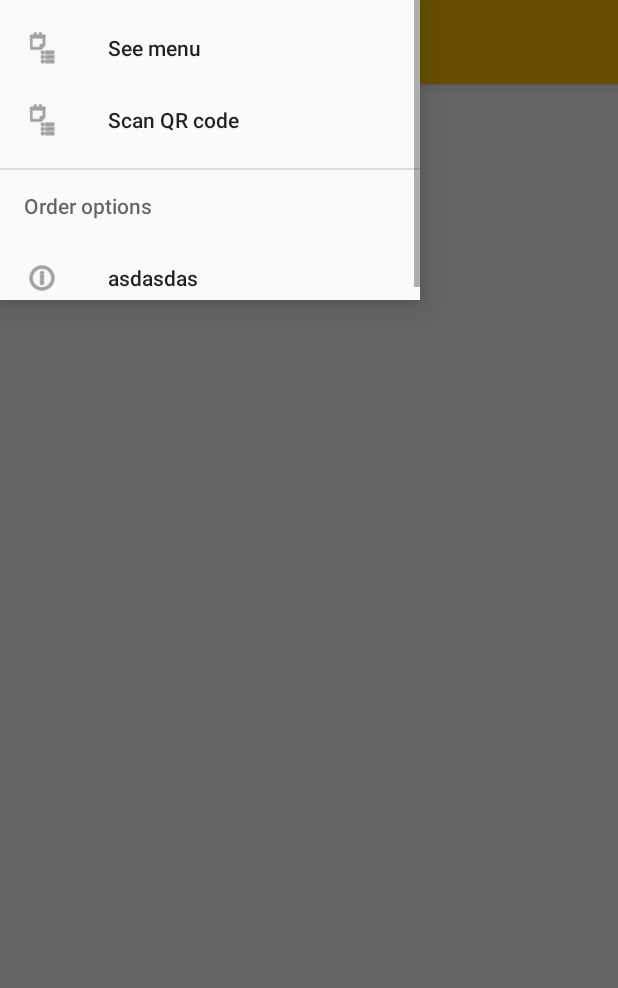
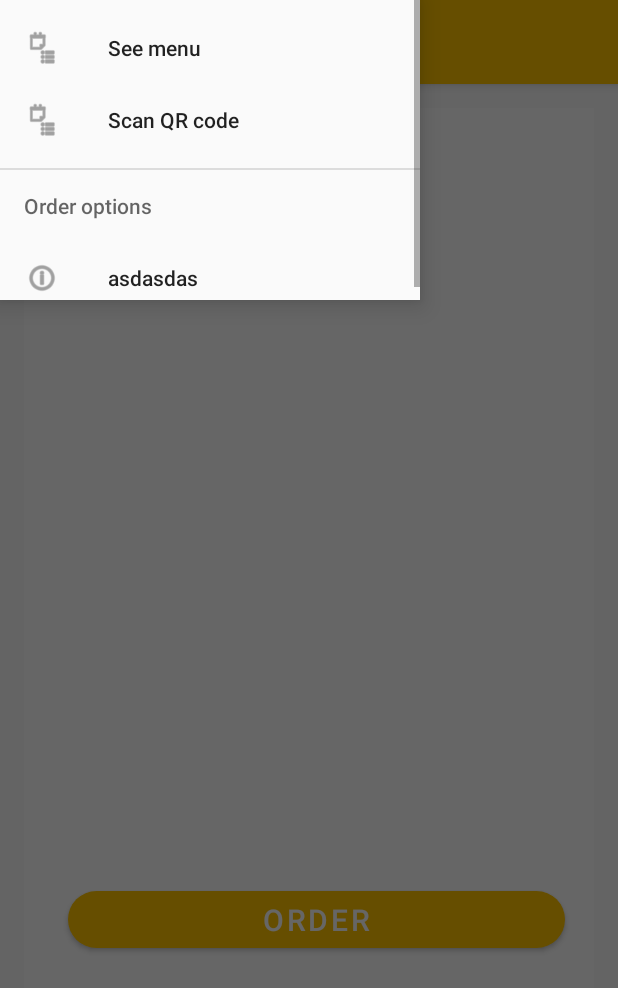
Before and after one commit to AIR-FOI-HR/AIR1925, an Android app: the OrderingModulActivity screen opened directly, with no data from a screen before it, with the side drawer open, on a phone screen of 412 x 824 dp. Shown: the top 988 px of the screen. Run offline under Robolectric (Android 15) with nearby library versions, the phone set to English and light mode, and no system bars; our stand-ins replace Firebase (no records; nobody signed in at launch, a user with empty details on screens opened directly), Picasso.

Commit message:
Spajanje funkcionalnosti prikazivanja menija za gosta sa modularnim kotejnerom.

```diff
--- a/app/src/main/AndroidManifest.xml
+++ b/app/src/main/AndroidManifest.xml
@@ -15,12 +15,12 @@
         android:roundIcon="@mipmap/ready_steasy_eat_icon"
         android:supportsRtl="true"
         android:theme="@style/AppTheme">
-        <activity android:name="foi.air.rse.Controllers.guest.restaurants.OrderingModulActivity"></activity>
+        <activity android:name="foi.air.rse.Controllers.guest.restaurants.modular.OrderingModulActivity"></activity>
         <activity
             android:name="foi.air.rse.Controllers.guest.restaurants.RestaurantProfileActivity1"
             android:label="@string/title_activity_restaurant_profile1"
             android:theme="@style/AppTheme.NoActionBar" />
-        <activity android:name="foi.air.rse.Controllers.guest.restaurants.RestaurantProfileActivity" />
+        <activity android:name="foi.air.rse.Controllers.guest.restaurants.modular.RestaurantProfileActivity" />
         <activity android:name="foi.air.rse.Controllers.restaurant.menu.ManuRestaurantEditActivity" />
         <activity android:name="foi.air.rse.Controllers.restaurant.menu.MenuRestaurantAddActivity" />
         <activity android:name="foi.air.rse.Controllers.restaurant.auth.SignUpActivity" />
--- a/app/src/main/java/foi/air/rse/Controllers/guest/restaurants/RestaurantFragmentList.java
+++ b/app/src/main/java/foi/air/rse/Controllers/guest/restaurants/RestaurantFragmentList.java
@@ -14,6 +14,8 @@ import androidx.recyclerview.widget.LinearLayoutManager;
 import androidx.recyclerview.widget.RecyclerView;
 
 import com.example.readysteadyeat.R;
+
+import foi.air.rse.Controllers.guest.restaurants.modular.RestaurantProfileActivity;
 import foi.air.rse.Model.Restaurant;
 import com.firebase.ui.database.FirebaseRecyclerAdapter;
 import com.firebase.ui.database.FirebaseRecyclerOptions;
--- a/app/src/main/java/foi/air/rse/Controllers/guest/restaurants/DataManager.java
+++ b/app/src/main/java/foi/air/rse/Controllers/guest/restaurants/helperClasses/DataManager.java
@@ -1,9 +1,6 @@
-package foi.air.rse.Controllers.guest.restaurants;
+package foi.air.rse.Controllers.guest.restaurants.helperClasses;
 
 import com.example.core.NavigationItem;
-
-import java.util.ArrayList;
-
 
 
 public class DataManager {
@@ -23,7 +20,8 @@ public class DataManager {
         return instance;
     }
 
-    public void sendData(final NavigationItem module){
+    public void sendData(final NavigationItem module, String id){
+        module.setData(id);
         /*DataLoader dataLoader;
         if(Store.getAll().isEmpty()){
             System.out.println("Loading web data");
@@ -35,7 +33,7 @@ public class DataManager {
         dataLoader.loadData(new DataLoadedListener() {
             @Override
             public void onDataLoaded(ArrayList<Store> stores, ArrayList<Discount> discounts) {
-                module.setData(stores, discounts);
+
             }
         });*/
     }
--- a/app/src/main/java/foi/air/rse/Controllers/guest/restaurants/NavigationManager.java
+++ b/app/src/main/java/foi/air/rse/Controllers/guest/restaurants/helperClasses/NavigationManager.java
@@ -1,4 +1,4 @@
-package foi.air.rse.Controllers.guest.restaurants;
+package foi.air.rse.Controllers.guest.restaurants.helperClasses;
 
 
 import android.view.MenuItem;
@@ -18,6 +18,7 @@ import com.google.android.material.navigation.NavigationView;
 import java.util.ArrayList;
 import java.util.List;
 
+import foi.air.rse.Controllers.guest.restaurants.modular.RestaurantMenuFragment;
 
 
 public class NavigationManager {
@@ -34,12 +35,13 @@ public class NavigationManager {
     private NavigationView navigationView;
     private DrawerLayout drawerLayout;
     private int dynamicGroupId;
+    String restaurantID;
 
     private NavigationManager()
     {
         //modularnsot
         navigationItems = new ArrayList<>();
-        navigationItems.add(new RestaurantDishList());
+        navigationItems.add(new RestaurantMenuFragment());
         navigationItems.add(new qrScanning());
     }
 
@@ -49,6 +51,10 @@ public class NavigationManager {
             instance = new NavigationManager();
 
         return instance;
+    }
+
+    public void sendData(String restaurantId){
+        restaurantID = restaurantId;
     }
 
     public void setDrawerDependencies(
@@ -90,7 +96,7 @@ public class NavigationManager {
                 .replace(R.id.fragment_container, module.getFragment())
                 .setTransition(FragmentTransaction.TRANSIT_FRAGMENT_OPEN)
                 .commit();
-        DataManager.getInstance().sendData(module);
+        DataManager.getInstance().sendData(module, restaurantID);
     }
 
     public void selectNavigationItem(MenuItem menuItem) {
--- a/app/src/main/java/foi/air/rse/Controllers/guest/restaurants/OrderingModulActivity.java
+++ b/app/src/main/java/foi/air/rse/Controllers/guest/restaurants/modular/OrderingModulActivity.java
@@ -1,4 +1,4 @@
-package foi.air.rse.Controllers.guest.restaurants;
+package foi.air.rse.Controllers.guest.restaurants.modular;
 
 import androidx.annotation.NonNull;
 import androidx.appcompat.app.ActionBarDrawerToggle;
@@ -16,6 +16,8 @@ import android.view.View;
 import com.example.readysteadyeat.R;
 import com.google.android.material.navigation.NavigationView;
 
+import foi.air.rse.Controllers.guest.restaurants.helperClasses.NavigationManager;
+
 public class OrderingModulActivity extends AppCompatActivity implements SharedPreferences.OnSharedPreferenceChangeListener, NavigationView.OnNavigationItemSelectedListener, FragmentManager.OnBackStackChangedListener{
 
     //private Util util = new Util();
@@ -23,11 +25,20 @@ public class OrderingModulActivity extends AppCompatActivity implements SharedPr
     DrawerLayout drawerLayout;
     ActionBarDrawerToggle drawerToggle;
     NavigationView navigationView;
+    String s;
+
+    String selectedRestaurant;
+
+    /*public OrderingModulActivity(String SelectedRestaurant) {
+        selectedRestaurant = SelectedRestaurant;
+    }*/
 
     @Override
     protected void onCreate(Bundle savedInstanceState) {
         super.onCreate(savedInstanceState);
         setContentView(R.layout.activity_ordering_modul);
+
+        s = getIntent().getStringExtra("restaurantId");
 
         initializeLayout();
 
@@ -57,7 +68,7 @@ public class OrderingModulActivity extends AppCompatActivity implements SharedPr
 
     private void initializeNavigationManager() {
         NavigationManager nm = NavigationManager.getInstance();
-
+        nm.sendData(s);
         nm.setDrawerDependencies(
                 this,
                 navigationView,
--- a/app/src/main/java/foi/air/rse/Controllers/guest/restaurants/RestaurantMenuFragment.java
+++ b/app/src/main/java/foi/air/rse/Controllers/guest/restaurants/modular/RestaurantMenuFragment.java
@@ -1,7 +1,9 @@
-package foi.air.rse.Controllers.guest.restaurants;
+package foi.air.rse.Controllers.guest.restaurants.modular;
 
 import android.app.Activity;
+import android.content.Context;
 import android.content.Intent;
+import android.graphics.drawable.Drawable;
 import android.net.Uri;
 import android.os.Bundle;
 import android.text.Editable;
@@ -21,9 +23,11 @@ import androidx.fragment.app.Fragment;
 import androidx.recyclerview.widget.LinearLayoutManager;
 import androidx.recyclerview.widget.RecyclerView;
 
+import com.example.core.NavigationItem;
 import com.example.readysteadyeat.R;
 import com.firebase.ui.database.FirebaseRecyclerAdapter;
 import com.firebase.ui.database.FirebaseRecyclerOptions;
+import com.google.android.material.navigation.NavigationView;
 import com.google.firebase.auth.FirebaseAuth;
 import com.google.firebase.database.DataSnapshot;
 import com.google.firebase.database.DatabaseError;
@@ -34,6 +38,7 @@ import com.squareup.picasso.Picasso;
 
 import java.util.ArrayList;
 
+import foi.air.rse.Controllers.guest.restaurants.DishsViewHolderGuest;
 import foi.air.rse.Controllers.restaurant.menu.DishsViewHolder;
 import foi.air.rse.Controllers.restaurant.menu.ManuRestaurantEditActivity;
 import foi.air.rse.Controllers.restaurant.menu.MenuRestaurantAddActivity;
@@ -41,7 +46,7 @@ import foi.air.rse.Controllers.restaurant.menu.MenuRestaurantFragment;
 import foi.air.rse.Model.Category;
 import foi.air.rse.Model.Dish;
 
-public class RestaurantMenuFragment extends Fragment {
+public class RestaurantMenuFragment extends Fragment implements NavigationItem {
     Spinner spinner;
     private View DishView;
     private RecyclerView dishList;
@@ -57,12 +62,17 @@ public class RestaurantMenuFragment extends Fragment {
     private String currentUserId;
     private String selectedRestaurant;
 
+    String id;
+
     ValueEventListener listener;
     ArrayAdapter<String> adapter;
     ArrayList<String> spinnerDataList;
 
-    public RestaurantMenuFragment(String SelectedRestaurant) {
+    /*public RestaurantMenuFragment(String SelectedRestaurant) {
         selectedRestaurant = SelectedRestaurant;
+    }*/
+
+    public RestaurantMenuFragment() {
     }
 
     public static MenuRestaurantFragment newInstance(String param1, String param2) {
@@ -110,7 +120,7 @@ public class RestaurantMenuFragment extends Fragment {
                     @Override
                     public void onDataChange(@NonNull final DataSnapshot dataSnapshot) {
                         if(dataSnapshot.exists()){
-                            if (dataSnapshot.child("restaurantId").getValue().equals(selectedRestaurant)) {
+                            if (dataSnapshot.child("restaurantId").getValue().equals(id)) {
 
                                 if (dataSnapshot.hasChild("imgUrl")) {
 
@@ -211,4 +221,33 @@ public class RestaurantMenuFragment extends Fragment {
     public void onViewCreated(@NonNull View view, @Nullable Bundle savedInstanceState) {
         super.onViewCreated(view, savedInstanceState);
     }
+
+    @Override
+    public Button getButton(Context context) {
+        return null;
+    }
+
+    @Override
+    public Fragment getFragment() {
+        return this;
+    }
+
+    @Override
+    public String getName(Context context) {
+        return "See menu";
+    }
+
+    @Override
+    public Drawable getIcon(Context context) {
+        return context.getDrawable(android.R.drawable.ic_menu_agenda);
+    }
+
+    @Override
+    public void setData(String id) {
+        this.id = id;
+        tryToDisplayData();
+    }
+
+    private void tryToDisplayData() {
+    }
 }
--- a/app/src/main/res/layout/activity_ordering_modul.xml
+++ b/app/src/main/res/layout/activity_ordering_modul.xml
@@ -6,7 +6,7 @@
     android:layout_width="match_parent"
     android:layout_height="match_parent"
     android:id="@+id/drawer_layout"
-    tools:context="foi.air.rse.Controllers.guest.restaurants.OrderingModulActivity">
+    tools:context="foi.air.rse.Controllers.guest.restaurants.modular.OrderingModulActivity">
 
     <include
         layout="@layout/layout_main"
--- a/app/src/main/res/layout/activity_restaurant_profile.xml
+++ b/app/src/main/res/layout/activity_restaurant_profile.xml
@@ -8,7 +8,7 @@
     xmlns:tools="http://schemas.android.com/tools"
     android:background="#eeeeee"
     android:fitsSystemWindows="true"
-    tools:context="foi.air.rse.Controllers.guest.restaurants.OrderingModulActivity"
+    tools:context="foi.air.rse.Controllers.guest.restaurants.modular.OrderingModulActivity"
     xmlns:app="http://schemas.android.com/apk/res-auto">
 
     <ImageView
--- a/app/src/main/res/layout/content_main.xml
+++ b/app/src/main/res/layout/content_main.xml
@@ -11,7 +11,7 @@
     android:paddingRight="@dimen/activity_horizontal_margin"
     android:paddingTop="@dimen/activity_vertical_margin"
     app:layout_behavior="@string/appbar_scrolling_view_behavior"
-    tools:context="foi.air.rse.Controllers.guest.restaurants.OrderingModulActivity"
+    tools:context="foi.air.rse.Controllers.guest.restaurants.modular.OrderingModulActivity"
     tools:showIn="@layout/layout_main">
 
     <FrameLayout
--- a/app/src/main/res/layout/fragment_restaurant_menu_guestview.xml
+++ b/app/src/main/res/layout/fragment_restaurant_menu_guestview.xml
@@ -6,30 +6,31 @@
     android:layout_width="match_parent"
     android:layout_height="match_parent"
     android:background="@android:color/white"
-    tools:context="foi.air.rse.Controllers.guest.restaurants.RestaurantMenuFragment"
+    tools:context="foi.air.rse.Controllers.guest.restaurants.modular.RestaurantMenuFragment"
     android:id="@+id/restaurant_menu_guestview">
 
     <androidx.recyclerview.widget.RecyclerView
         android:id="@+id/rcvDishListGuest"
         android:layout_width="match_parent"
-        android:layout_height="634dp"
+        android:layout_height="479dp"
         android:layout_alignParentStart="true"
         android:layout_alignParentTop="true"
-        android:layout_marginStart="1dp"
+        android:layout_marginStart="0dp"
         android:layout_marginTop="27dp" />
 
     <com.google.android.material.button.MaterialButton
         android:id="@+id/btnOrder"
-        android:layout_width="181dp"
-        android:layout_height="20dp"
+        android:layout_width="362dp"
+        android:layout_height="wrap_content"
         android:layout_alignParentStart="true"
         android:layout_alignParentTop="true"
         android:layout_alignParentEnd="true"
         android:layout_alignParentBottom="true"
-        android:layout_marginStart="114dp"
-        android:layout_marginTop="662dp"
-        android:layout_marginEnd="116dp"
-        android:layout_marginBottom="10dp"
+
+        android:layout_marginStart="29dp"
+        android:layout_marginTop="516dp"
+        android:layout_marginEnd="19dp"
+        android:layout_marginBottom="170dp"
         android:text="Order"
         android:textAlignment="center"
         android:textColor="@color/white"
--- a/app/src/main/res/layout/layout_main.xml
+++ b/app/src/main/res/layout/layout_main.xml
@@ -6,7 +6,7 @@
     android:layout_width="match_parent"
     android:layout_height="match_parent"
     android:fitsSystemWindows="true"
-    tools:context="foi.air.rse.Controllers.guest.restaurants.RestaurantProfileActivity"
+    tools:context="foi.air.rse.Controllers.guest.restaurants.modular.RestaurantProfileActivity"
     >
 
     <com.google.android.material.appbar.AppBarLayout
--- a/core/src/main/java/com/example/core/NavigationItem.java
+++ b/core/src/main/java/com/example/core/NavigationItem.java
@@ -15,5 +15,6 @@ public interface NavigationItem {
 
     public String getName(Context context);
     public Drawable getIcon(Context context);
+    public void setData(String id);
 
 }
--- a/qrscanning/src/main/res/layout/fragment_qr_scanning.xml
+++ b/qrscanning/src/main/res/layout/fragment_qr_scanning.xml
@@ -9,6 +9,7 @@
     <TextView
         android:layout_width="match_parent"
         android:layout_height="match_parent"
-        android:text="@string/hello_blank_fragment" />
+        android:text="da" />
+
 
 </FrameLayout>
```
Also changed, not shown: app/build.gradle (+4 -5 lines), app/src/main/java/foi/air/rse/Controllers/guest/restaurants/RestaurantDishList.java (deleted, +0 -62 lines), app/src/main/java/foi/air/rse/Controllers/guest/restaurants/modular/RestaurantProfileActivity.java (renamed from app/src/main/java/foi/air/rse/Controllers/guest/restaurants/RestaurantProfileActivity.java, +4 -19 lines), app/src/main/res/layout/fragment_restaurant_dish_list.xml (deleted, +0 -13 lines), qrscanning/src/main/java/com/example/qrscanning/qrScanning.java (+13 -0 lines).
